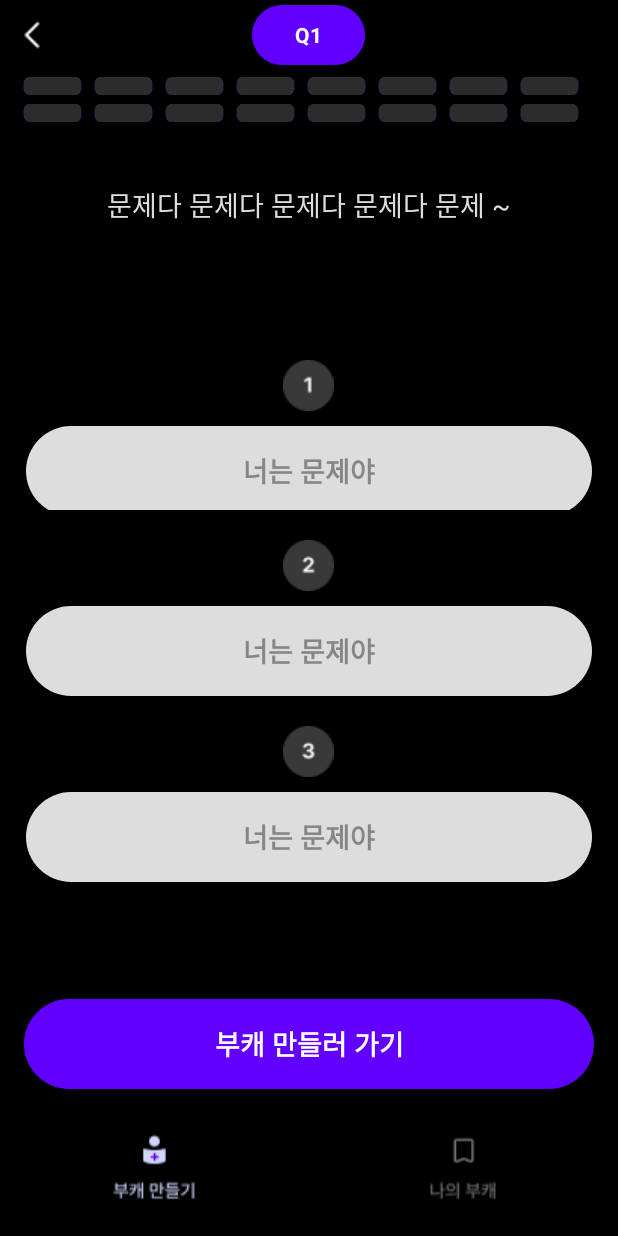
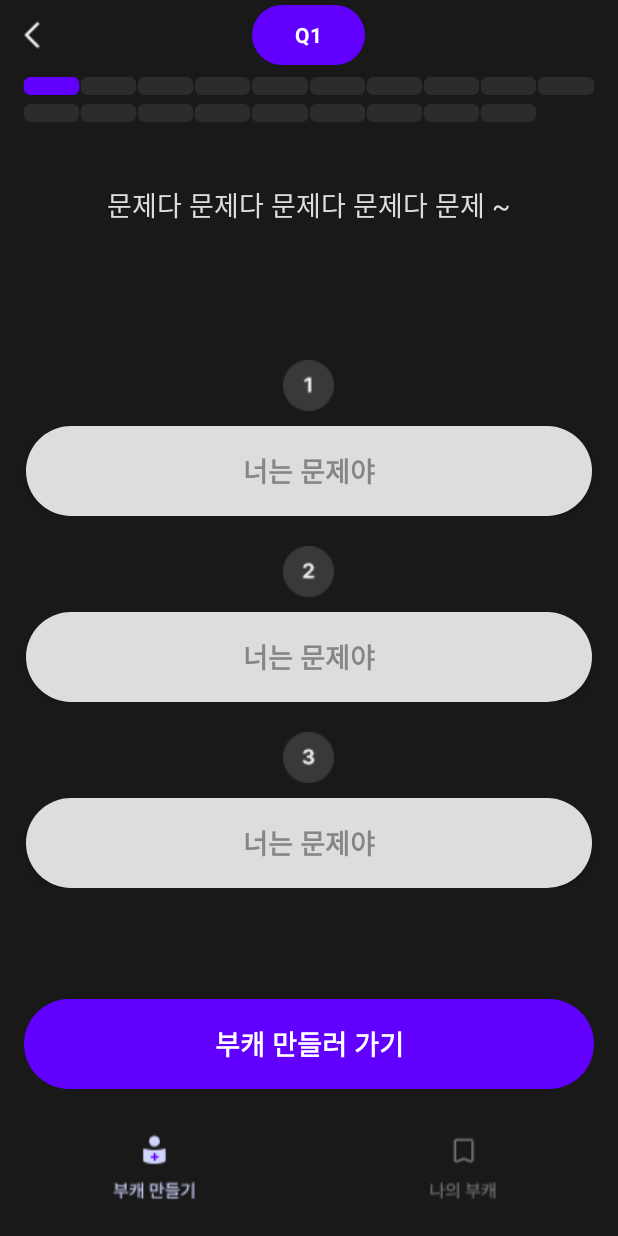
Before and after one commit to eunjee001/DDONA, an Android app: the fragment MakeCharacterContent placed in its activity, on a phone screen of 412 x 824 dp. Run offline under Robolectric (Android 15) with nearby library versions, the phone set to English and light mode, and no system bars; our stand-ins replace data binding.

Commit message:
질문 개발 완료

```diff
--- a/app/src/main/java/com/kkyoungs/ddona/question/GoInfoContent.kt
+++ b/app/src/main/java/com/kkyoungs/ddona/question/GoInfoContent.kt
@@ -4,12 +4,11 @@ import android.os.Bundle
 import android.view.LayoutInflater
 import android.view.View
 import android.view.ViewGroup
-import androidx.core.view.isGone
 import androidx.databinding.DataBindingUtil
 import androidx.fragment.app.Fragment
 import com.kkyoungs.ddona.R
 import com.kkyoungs.ddona.databinding.FragmentGoInfoBinding
-import com.kkyoungs.ddona.databinding.FragmentGoMakeBinding
+
 
 
 class GoInfoContent : Fragment() {
@@ -33,6 +32,13 @@ class GoInfoContent : Fragment() {
             binding!!.btnNext.visibility = View.GONE
 
         }
+        binding!!.llBack.setOnClickListener {
+            val transaction = activity?.supportFragmentManager?.beginTransaction()
+            transaction!!.replace(R.id.frame, GoMakeMeContent())
+            transaction.disallowAddToBackStack()
+            transaction.commit()
+            binding!!.btnNext.visibility = View.GONE
+        }
 
         return binding!!.root
     }
--- a/app/src/main/java/com/kkyoungs/ddona/question/GridBlockAdapter.kt
+++ b/app/src/main/java/com/kkyoungs/ddona/question/GridBlockAdapter.kt
@@ -6,25 +6,35 @@ import android.view.View
 import android.view.ViewGroup
 import android.widget.BaseAdapter
 import android.widget.ImageView
+import androidx.recyclerview.widget.RecyclerView
 import com.kkyoungs.ddona.R
+import com.kkyoungs.ddona.databinding.LayoutStepBinding
 
-class GridBlockAdapter(val context:Context, val qlist : Array<Int>) : BaseAdapter(){
-    override fun getCount(): Int {
+class GridBlockAdapter(val context:Context, val qlist : Array<Int>) : RecyclerView.Adapter<GridBlockAdapter.ViewHolder>() {
+    private var binding: LayoutStepBinding? = null
+
+    var position : Int = 0
+
+    override fun onCreateViewHolder(parent: ViewGroup, viewType: Int): GridBlockAdapter.ViewHolder {
+        binding = LayoutStepBinding.inflate(LayoutInflater.from(parent.context), parent, false)
+
+        return ViewHolder(binding!!.root)
+    }
+
+    override fun onBindViewHolder(holder: GridBlockAdapter.ViewHolder, position: Int) {
+
+        if (this.position >= position){
+            binding?.ivStep?.setImageResource(R.drawable.stepbar_component_fill)
+        }else {
+            binding?.ivStep?.setImageResource(R.drawable.stepbar_component_no_fill)
+        }
+    }
+
+    override fun getItemCount(): Int {
         return qlist.size
     }
 
-    override fun getItem(p0: Int): Any {
-        return 0
-    }
+    class ViewHolder(view: View) : RecyclerView.ViewHolder(view)
 
-    override fun getItemId(p0: Int): Long {
-        return 0
-    }
 
-    override fun getView(p0: Int, p1: View?, p2: ViewGroup?): View {
-        val view : View = LayoutInflater.from(context).inflate(R.layout.layout_step, null)
-        val block = view.findViewById<ImageView>(R.id.iv_step)
-        block.setImageResource(R.drawable.stepbar_component_no_fill)
-        return view
-    }
 }
--- a/app/src/main/java/com/kkyoungs/ddona/question/MakeCharacterContent.kt
+++ b/app/src/main/java/com/kkyoungs/ddona/question/MakeCharacterContent.kt
@@ -6,6 +6,7 @@ import android.view.View
 import android.view.ViewGroup
 import androidx.databinding.DataBindingUtil
 import androidx.fragment.app.Fragment
+import androidx.recyclerview.widget.GridLayoutManager
 import com.kkyoungs.ddona.R
 import com.kkyoungs.ddona.databinding.FragmentMakeCharacterBinding
 import com.kkyoungs.ddona.question.data.MbtiCalculationResponse
@@ -44,25 +45,48 @@ class MakeCharacterContent : Fragment() {
 
         getService()
         calculator()
+        click()
         return binding!!.root
     }
-    fun init(){
+    private fun init(){
+        binding!!.llBack.setOnClickListener {
+            val transaction = activity?.supportFragmentManager?.beginTransaction()
+            transaction!!.replace(R.id.frame, GoInfoContent())
+            transaction.disallowAddToBackStack()
+            transaction.commit()
+        }
     }
-    private fun stepBar(){
-        val qlist = arrayOf(1,2,3,4,5,6,7,8,9,10,11,12,13,14,15,16,17,18)
+    var questionNumber = 1
+    private fun stepBar() {
+        val qlist = arrayOf(1, 2, 3, 4, 5, 6, 7, 8, 9, 10, 11, 12, 13, 14, 15, 16, 17, 18, 19)
+
+
         val gridBlockAdapter = GridBlockAdapter(requireContext(), qlist)
-        binding!!.gridView.adapter = gridBlockAdapter
-        val questionNumber = 18
+        binding!!.gridView.apply {
+            adapter = gridBlockAdapter
+            layoutManager = GridLayoutManager(context, 10)
+
+        }
+        gridBlockAdapter.position = questionNumber - 1
 
         val callGet = RetrofitClient.apiService.getMbtiQuestion(questionNumber)
         callGet.enqueue(object : Callback<QuestionData> {
             override fun onResponse(call: Call<QuestionData>, response: Response<QuestionData>) {
                 if (response.isSuccessful) {
                     val mbtiQuestionResponse = response.body()
-                    println(">>>mbtiQuestionResponse" +mbtiQuestionResponse?.quenstion.toString())
-                    // TODO: 서버 응답 처리
+
+                    binding!!.tvTitleQ.text = "Q" + questionNumber
+                    binding!!.tvQuestion.text = mbtiQuestionResponse?.quenstion.toString()
+                    var answer = mbtiQuestionResponse?.answers.toString()
+                    val regex = "[#IENSFTJP?]"
+                    answer = answer.replace(regex.toRegex(), "")
+                    val answerArray = answer.split(",")
+                    binding!!.btnQ1.text = answerArray[0]
+                    binding!!.btnQ2.text = answerArray[1]
+                    binding!!.btnQ3.text = answerArray[2]
+
                 } else {
-                    // TODO: 서버 응답 실패 처리
+                    println(" 서버 애러")
                 }
             }
 
@@ -70,7 +94,23 @@ class MakeCharacterContent : Fragment() {
                 // TODO: 네트워크 요청 실패 처리
             }
         })
+     }
+
+    private fun click (){
+        binding!!.btnQ1.setOnClickListener {
+            questionNumber++
+            stepBar()
+        }
+        binding!!.btnQ2.setOnClickListener {
+            questionNumber++
+            stepBar()
+        }
+        binding!!.btnQ3.setOnClickListener {
+            questionNumber++
+            stepBar()
+        }
     }
+
 
     private fun calculator(){
         val mbtiCalculationRequest = MbtiCalculationRequest(mbtiScores)
@@ -80,7 +120,6 @@ class MakeCharacterContent : Fragment() {
                 if (response.isSuccessful) {
                     val mbtiCalculationResponse = response.body()
                     // TODO: 서버 응답 처리
-                    println(">>>mbtiCalculationResponse: ${mbtiCalculationResponse?.name}")
                 } else {
                     // TODO: 서버 응답 실패 처리
                 }
--- a/app/src/main/java/com/kkyoungs/ddona/question/StepBlock.kt
+++ b/app/src/main/java/com/kkyoungs/ddona/question/StepBlock.kt
@@ -14,7 +14,5 @@ class StepBlock(context: Context) : LinearLayout(context) {
             val inflater:LayoutInflater  = context!!.getSystemService(Context.LAYOUT_INFLATER_SERVICE) as LayoutInflater
             inflater.inflate(R.layout.layout_step,this, false)
 
-
         }
-
 }
--- /dev/null
+++ b/app/src/main/res/color/text_selector.xml
@@ -0,0 +1,5 @@
+<?xml version="1.0" encoding="utf-8"?>
+<selector xmlns:android="http://schemas.android.com/apk/res/android">
+    <item android:state_pressed="false" android:color="#868686"></item>
+    <item android:state_pressed="true" android:color="#FFFFFF"></item>
+</selector>
--- /dev/null
+++ b/app/src/main/res/drawable/ic_question_btn_click.xml
@@ -0,0 +1,7 @@
+<?xml version="1.0" encoding="utf-8"?>
+<shape xmlns:tools="http://schemas.android.com/tools"
+    xmlns:android="http://schemas.android.com/apk/res/android"
+    tools:ignore="MissingDefaultResource">
+    <solid android:color="#6100FF"/>
+    <corners android:radius="999dp"/>
+</shape>
--- /dev/null
+++ b/app/src/main/res/drawable/select_qs_btn.xml
@@ -0,0 +1,5 @@
+<?xml version="1.0" encoding="utf-8"?>
+<selector xmlns:android="http://schemas.android.com/apk/res/android">
+    <item android:state_pressed="false" android:drawable="@drawable/ic_question_btn"></item>
+    <item android:state_pressed="true" android:drawable="@drawable/ic_question_btn_click"></item>
+</selector>
--- a/app/src/main/res/layout/activity_main.xml
+++ b/app/src/main/res/layout/activity_main.xml
@@ -6,7 +6,7 @@
 <androidx.constraintlayout.widget.ConstraintLayout
     android:layout_width="match_parent"
     android:layout_height="match_parent"
-    android:background="@color/black"
+    android:background="#191919"
     tools:context=".MainActivity">
 
     <androidx.viewpager2.widget.ViewPager2
@@ -23,7 +23,7 @@
         android:id="@+id/tab_main"
         android:layout_width="match_parent"
         android:layout_height="82dp"
-        android:background="@color/black"
+        android:background="#191919"
         app:layout_constraintBottom_toBottomOf="parent"
         app:layout_constraintLeft_toLeftOf="parent"
         app:layout_constraintRight_toRightOf="parent"
--- a/app/src/main/res/layout/fragment_go_info.xml
+++ b/app/src/main/res/layout/fragment_go_info.xml
@@ -11,7 +11,7 @@
     android:orientation="vertical"
     android:layout_width="match_parent"
     android:layout_height="match_parent"
-    android:background="@color/black">
+    android:background="#191919">
 
     <RelativeLayout
         android:layout_width="match_parent"
@@ -40,6 +40,7 @@
         android:layout_width="match_parent"
         android:layout_height="350dp"
         android:id="@+id/info_image"
+        android:layout_marginHorizontal="16dp"
         android:background="@drawable/info_image"/>
 
 
--- a/app/src/main/res/layout/fragment_go_make.xml
+++ b/app/src/main/res/layout/fragment_go_make.xml
@@ -8,7 +8,7 @@
     android:orientation="vertical"
     android:layout_width="match_parent"
     android:layout_height="match_parent"
-    android:background="@color/black">
+    android:background="#191919">
 
     <RelativeLayout
         android:layout_width="match_parent"
--- a/app/src/main/res/layout/fragment_make_character.xml
+++ b/app/src/main/res/layout/fragment_make_character.xml
@@ -1,6 +1,7 @@
 <?xml version="1.0" encoding="utf-8"?>
 <layout
     xmlns:tools="http://schemas.android.com/tools"
+    xmlns:app="http://schemas.android.com/apk/res-auto"
     xmlns:android="http://schemas.android.com/apk/res/android">
 
     <FrameLayout
@@ -11,7 +12,7 @@
     android:orientation="vertical"
     android:layout_width="match_parent"
     android:layout_height="match_parent"
-    android:background="@color/black">
+    android:background="#191919">
 
     <RelativeLayout
         android:layout_width="match_parent"
@@ -46,13 +47,15 @@
             android:textStyle="bold" />
 
     </RelativeLayout>
-    <GridView
-        android:layout_width="wrap_content"
+    <androidx.recyclerview.widget.RecyclerView
+        android:layout_width="match_parent"
         android:layout_height="35dp"
         android:layout_marginTop="4dp"
         android:layout_marginHorizontal="15dp"
+        android:layout_gravity="center"
         android:id="@+id/grid_view"
-        android:numColumns="8"
+        app:layoutManager="androidx.recyclerview.widget.LinearLayoutManager"
+        android:orientation="horizontal"
         tools:listitem="@layout/layout_step"
         />
 
@@ -61,6 +64,7 @@
         android:layout_height="wrap_content"
         android:id="@+id/tv_question"
         android:layout_marginTop="36dp"
+        android:layout_marginHorizontal="15dp"
         android:text="문제다 문제다 문제다 문제다 문제 ~"
         android:textColor="#DDDDDD"
         android:textSize="18dp"
@@ -70,7 +74,7 @@
     <LinearLayout
         android:id="@+id/ll_q1"
         android:layout_width="match_parent"
-        android:layout_height="100dp"
+        android:layout_height="wrap_content"
         android:layout_marginTop="90dp"
         android:orientation="vertical">
     <ImageView
@@ -81,7 +85,7 @@
         android:layout_gravity="center"
        />
 
-    <TextView
+    <Button
         android:layout_width="match_parent"
         android:layout_height="60dp"
         android:layout_marginTop="10dp"
@@ -89,8 +93,8 @@
         android:text="너는 문제야"
         android:textSize="18dp"
         android:textStyle="bold"
-        android:textColor="#868686"
-        android:background="@drawable/ic_question_btn"
+        android:textColor="@color/text_selector"
+        android:background="@drawable/select_qs_btn"
         android:layout_marginHorizontal="17dp"
         android:id="@+id/btn_q1"/>
     </LinearLayout>
@@ -109,7 +113,7 @@
             android:layout_gravity="center"
            />
 
-        <TextView
+        <Button
             android:layout_width="match_parent"
             android:layout_height="60dp"
             android:layout_marginTop="10dp"
@@ -117,8 +121,8 @@
             android:text="너는 문제야"
             android:textSize="18dp"
             android:textStyle="bold"
-            android:textColor="#868686"
-            android:background="@drawable/ic_question_btn"
+            android:textColor="@color/text_selector"
+            android:background="@drawable/select_qs_btn"
             android:layout_marginHorizontal="17dp"
             android:id="@+id/btn_q2"/>
     </LinearLayout>
@@ -137,7 +141,7 @@
             android:layout_gravity="center"
        />
 
-        <TextView
+        <Button
             android:layout_width="match_parent"
             android:layout_height="60dp"
             android:layout_marginTop="10dp"
@@ -145,14 +149,11 @@
             android:text="너는 문제야"
             android:textSize="18dp"
             android:textStyle="bold"
-            android:textColor="#868686"
-            android:background="@drawable/ic_question_btn"
+            android:textColor="@color/text_selector"
+            android:background="@drawable/select_qs_btn"
             android:layout_marginHorizontal="17dp"
             android:id="@+id/btn_q3"/>
     </LinearLayout>
-
-
-
     </LinearLayout>
     </FrameLayout>
 </layout>
--- a/app/src/main/res/layout/layout_step.xml
+++ b/app/src/main/res/layout/layout_step.xml
@@ -11,7 +11,6 @@
         android:layout_width="wrap_content"
         android:layout_height="12dp"
         android:id = "@+id/iv_step"
-        android:background="@drawable/stepbar_component_fill"
         />
 </LinearLayout>
 </layout>
--- a/app/src/main/res/values/themes.xml
+++ b/app/src/main/res/values/themes.xml
@@ -3,8 +3,8 @@
     <style name="Base.Theme.DDONA" parent="Theme.AppCompat.Light.NoActionBar">
 
         <!-- Customize your light theme here. -->
-         <item name="colorPrimary">@color/black</item>
-        <item name="android:statusBarColor" tools:targetApi="l">@android:color/black</item>
+         <item name="colorPrimary">#191919</item>
+        <item name="android:statusBarColor" tools:targetApi="l">#191919</item>
         <item name="android:windowLightStatusBar">false</item>
     </style>
 
```
